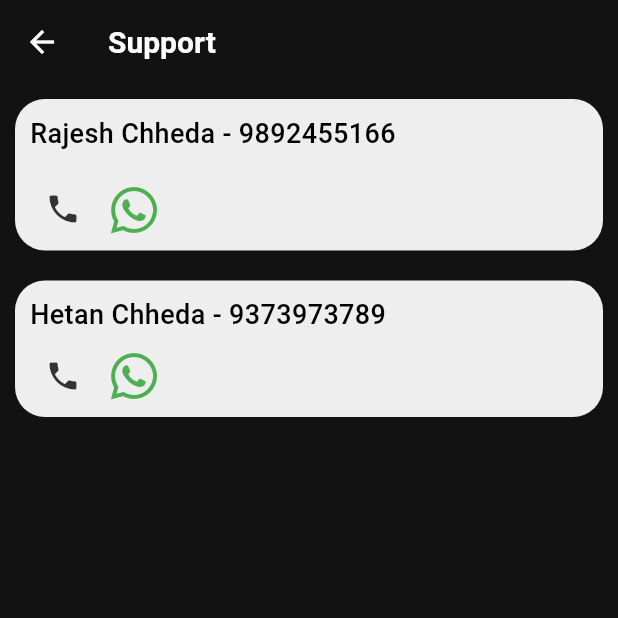
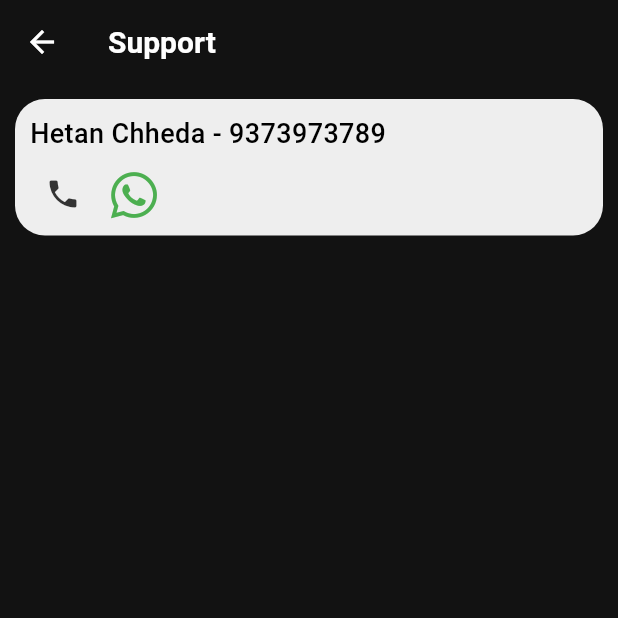
Before and after one commit to anushhhka/commu, a Flutter app: the ContactAddress screen opened directly, on a phone screen of 412 x 824 dp, the top half of it. Run offline on Flutter 3.47's test engine with Material 3 defaults, Android fonts, the phone set to English and light mode, and no system bars; our stand-ins replace cached_network_image, carousel_slider, cloud_firestore, firebase_auth, firebase_core, firebase_messaging and 11 more; accounts and stored records are empty; generated files the repository leaves out were written again.

Commit message:
Fixed Bugs

```diff
--- a/lib/screens/auth/signup/village_member.dart
+++ b/lib/screens/auth/signup/village_member.dart
@@ -130,7 +130,7 @@ class _VillageMemberState extends State<VillageMember> {
         grandMotherOrMotherInLawName: _secondPageControllers[1].text,
         grandfatherOrFatherInLawName: _secondPageControllers[0].text,
         hobbies: _thirdPageControllers[6].text,
-        imagePath: storageUrl,
+        imagePath: storageUrl ?? '',
         isAdmin: false,
         isVerified: false,
         maritalStatus: _fifthPageControllers[0].text,
--- a/lib/screens/contact_screen.dart
+++ b/lib/screens/contact_screen.dart
@@ -35,47 +35,47 @@ class ContactAddress extends StatelessWidget {
         ),
         body: Column(
           children: [
-            Container(
-              margin: const EdgeInsets.all(10),
-              padding: const EdgeInsets.all(10),
-              decoration: BoxDecoration(
-                color: Colors.grey[200],
-                borderRadius: BorderRadius.circular(20),
-              ),
-              child: Column(
-                crossAxisAlignment: CrossAxisAlignment.start,
-                children: [
-                  Text(
-                    "Rajesh Chheda - 9892455166",
-                    style: Typo.titleLarge.copyWith(color: Colors.black),
-                  ),
-                  const SizedBox(height: 20),
-                  Row(
-                    children: [
-                      const SizedBox(width: 10),
-                      GestureDetector(
-                        onTap: () {
-                          // Function to open phone dialer
-                          launchUrl(Uri.parse("tel:+919892455166"));
-                        },
-                        child: const Icon(Icons.phone),
-                      ),
-                      const SizedBox(width: 20),
-                      GestureDetector(
-                        onTap: () {
-                          _openWhatsApp("+919892455166");
-                        },
-                        child: const FaIcon(
-                          FontAwesomeIcons.whatsapp,
-                          color: Colors.green,
-                          size: 35,
-                        ),
-                      ),
-                    ],
-                  )
-                ],
-              ),
-            ),
+            // Container(
+            //   margin: const EdgeInsets.all(10),
+            //   padding: const EdgeInsets.all(10),
+            //   decoration: BoxDecoration(
+            //     color: Colors.grey[200],
+            //     borderRadius: BorderRadius.circular(20),
+            //   ),
+            //   child: Column(
+            //     crossAxisAlignment: CrossAxisAlignment.start,
+            //     children: [
+            //       Text(
+            //         "Rajesh Chheda - 9892455166",
+            //         style: Typo.titleLarge.copyWith(color: Colors.black),
+            //       ),
+            //       const SizedBox(height: 20),
+            //       Row(
+            //         children: [
+            //           const SizedBox(width: 10),
+            //           GestureDetector(
+            //             onTap: () {
+            //               // Function to open phone dialer
+            //               launchUrl(Uri.parse("tel:+919892455166"));
+            //             },
+            //             child: const Icon(Icons.phone),
+            //           ),
+            //           const SizedBox(width: 20),
+            //           GestureDetector(
+            //             onTap: () {
+            //               _openWhatsApp("+919892455166");
+            //             },
+            //             child: const FaIcon(
+            //               FontAwesomeIcons.whatsapp,
+            //               color: Colors.green,
+            //               size: 35,
+            //             ),
+            //           ),
+            //         ],
+            //       )
+            //     ],
+            //   ),
+            // ),
             Container(
               margin: const EdgeInsets.all(10),
               padding: const EdgeInsets.all(10),
--- a/lib/screens/notification_screen.dart
+++ b/lib/screens/notification_screen.dart
@@ -4,6 +4,7 @@ import 'package:cloud_firestore/cloud_firestore.dart';
 import 'package:flutter/material.dart';
 import 'package:fluttertoast/fluttertoast.dart';
 import 'package:font_awesome_flutter/font_awesome_flutter.dart';
+import 'package:intl/intl.dart';
 import 'package:url_launcher/url_launcher.dart';
 
 class NotificationsScreen extends StatelessWidget {
@@ -54,6 +55,8 @@ class NotificationsScreen extends StatelessWidget {
               var notification = notifications[index].data() as Map<String, dynamic>;
               String message = notification['message'] ?? 'No message';
               String mobileNumber = notification['mobileOrWhatsapp'].toString();
+              Timestamp timestamp = notification['timestamp'] as Timestamp;
+              String formattedDate = DateFormat('dd/MM/yyyy').format(timestamp.toDate());
 
               return ListTile(
                 leading: GestureDetector(
@@ -63,6 +66,7 @@ class NotificationsScreen extends StatelessWidget {
                   child: const Icon(Icons.call),
                 ),
                 title: Text(message),
+                subtitle: Text(formattedDate),
                 trailing: GestureDetector(
                   onTap: () {
                     _openWhatsApp(mobileNumber);
--- a/lib/screens/profile/profile_screen.dart
+++ b/lib/screens/profile/profile_screen.dart
@@ -128,6 +128,7 @@ class _ProfileScreenState extends State<ProfileScreen> {
                     );
                   },
                 ),
+                const SizedBox(height: 20),
                 PrimaryElevatedButton(
                   buttonBackgroundColor: AppColors.white.withOpacity(0.1),
                   borderRadius: BorderRadius.zero,
```
Also changed, not shown: lib/models/niyani_model.dart (+4 -13 lines), lib/models/village_member_model.dart (+64 -64 lines).
